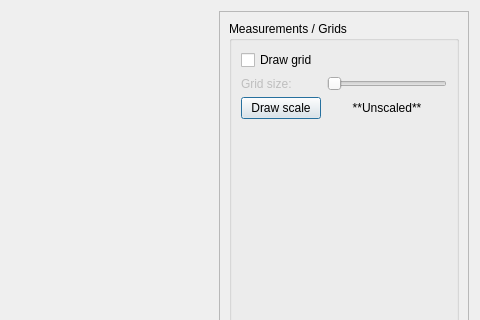
JustasBart/DigitalInspectionAndMeasurement, file measuringinterface.ui: the form before one commit; both pictures show x 327 to 807 and y 0 to 320 of the 807 by 533 pixel window.
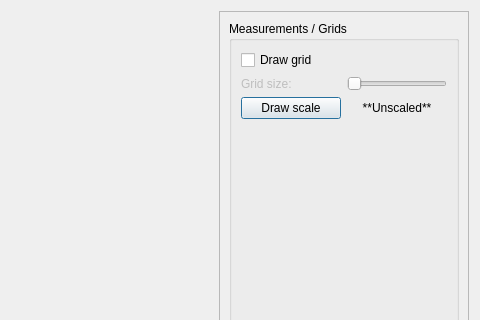
The form after the commit. Custom widgets are drawn as their Qt base class.

```diff
--- a/measuringinterface.ui
+++ b/measuringinterface.ui
@@ -101,6 +101,12 @@
          </item>
          <item row="2" column="0">
           <widget class="QPushButton" name="drawScaleButton">
+           <property name="minimumSize">
+            <size>
+             <width>100</width>
+             <height>0</height>
+            </size>
+           </property>
            <property name="text">
             <string>Draw scale</string>
            </property>
@@ -152,6 +158,13 @@
    </item>
   </layout>
  </widget>
+ <customwidgets>
+  <customwidget>
+   <class>CustomQLabel</class>
+   <extends>QLabel</extends>
+   <header location="global">customqlabel.h</header>
+  </customwidget>
+ </customwidgets>
  <resources/>
  <connections/>
 </ui>
```
Left out of the diff: 2 changed lines with no effect on the pictures.
